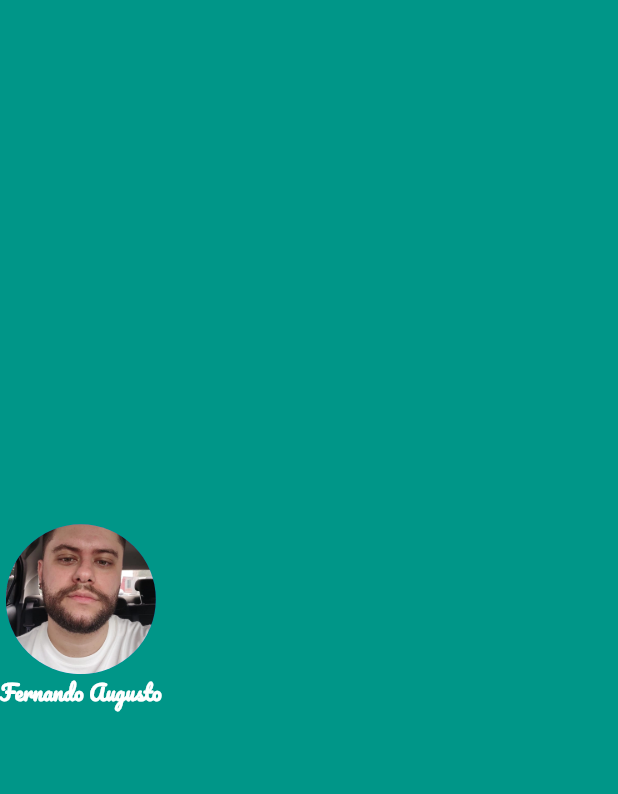
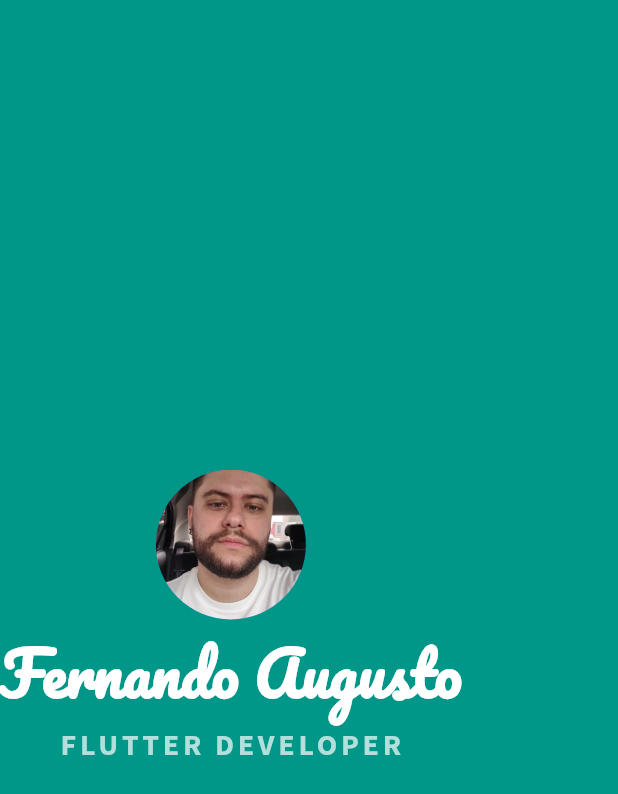
Before and after one commit to FernandoALSousa/novo_curso, a Flutter app: the screen it shows after launch, on a phone screen of 412 x 824 dp. Shown: the top 794 px of the screen. Run offline on Flutter 3.47's test engine with Material 2 defaults, Android fonts, the phone set to English and light mode, and no system bars.

Commit message:
subtitulo micard

```diff
--- a/lib/main.dart
+++ b/lib/main.dart
@@ -30,9 +30,18 @@ class _MyAppState extends State<MyApp> {
             'Fernando Augusto',
             style: TextStyle(
                 fontFamily: 'Pacifico',
+                fontSize: 40.0,
                 color: Colors.white,
                 fontWeight: FontWeight.bold),
           ),
+          Text('FLUTTER DEVELOPER',
+              style: TextStyle(
+                fontFamily: 'Source Sans Pro',
+                color: Colors.teal.shade100,
+                fontSize: 20.0,
+                letterSpacing: 2.5,
+                fontWeight: FontWeight.bold,
+              ))
         ],
       )),
     );
--- a/pubspec.yaml
+++ b/pubspec.yaml
@@ -68,7 +68,7 @@ flutter:
 
     - family:  Source Sans Pro
       fonts:
-        - asset: assets\fonts\Pacifico-Regular.ttf
+        - asset: assets\fonts\SourceSansPro-Regular.ttf
 
   # An image asset can refer to one or more resolution-specific "variants", see
   # https://flutter.dev/assets-and-images/#resolution-aware
```
